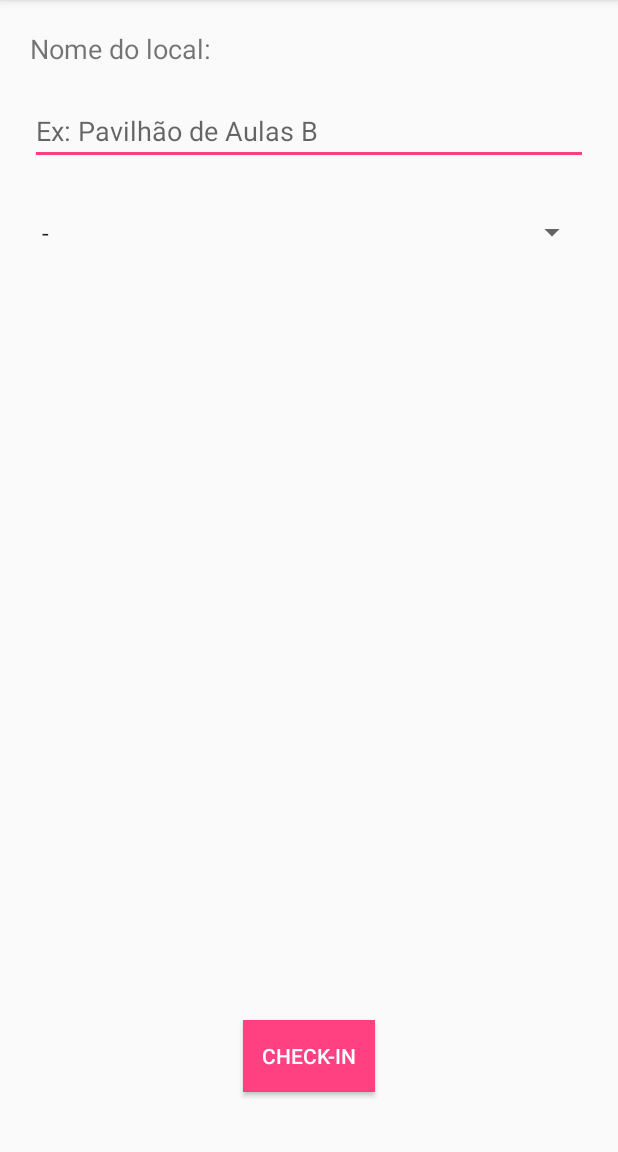
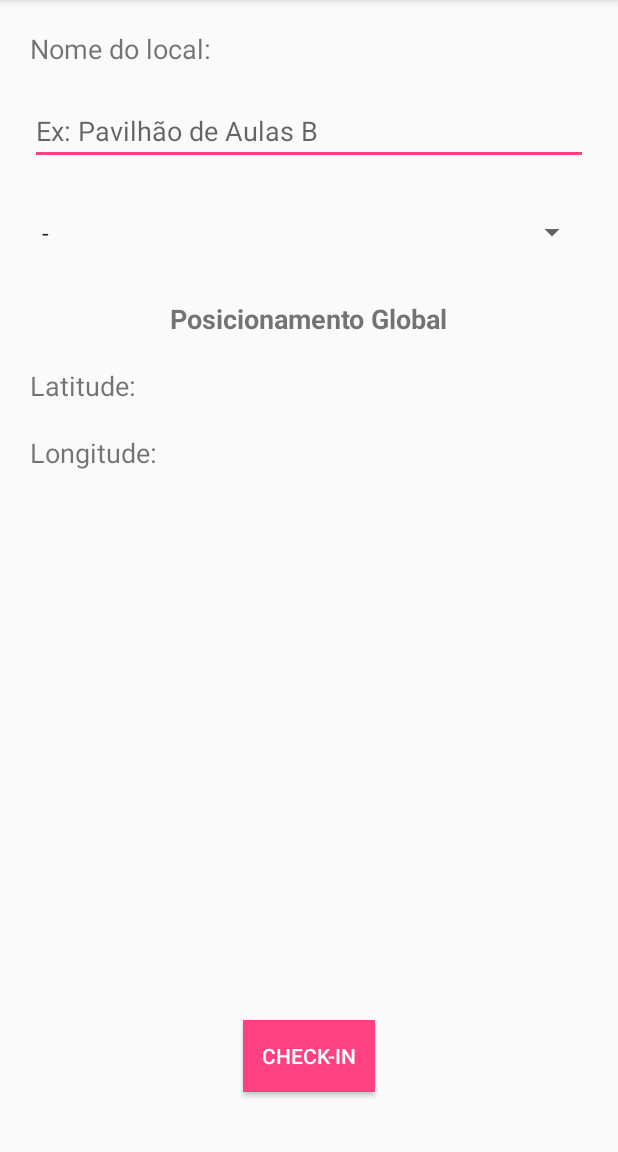
Before and after one commit to Zoard/Minicurso-Android, an Android app: the screen it shows after launch (MainActivity), on a phone screen of 412 x 824 dp, the part 84-1236 px from its top. Run offline under Robolectric (Android 15) with nearby library versions, the phone set to English and light mode, and no system bars.

Commit message:
Parte 9 -Criar um Location Listener que pegar posição do Usuário - Insere novas informações no Model Local, possui agora uma latitude e uma longitude

```diff
--- a/Saeelt/app/build.gradle
+++ b/Saeelt/app/build.gradle
@@ -10,6 +10,7 @@ android {
         versionCode 1
         versionName "1.0"
         testInstrumentationRunner "android.support.test.runner.AndroidJUnitRunner"
+        multiDexEnabled true
     }
     buildTypes {
         release {
@@ -24,7 +25,8 @@ dependencies {
     androidTestCompile('com.android.support.test.espresso:espresso-core:2.2.2', {
         exclude group: 'com.android.support', module: 'support-annotations'
     })
-    compile 'com.android.support:appcompat-v7:25.3.1'
+    compile 'com.android.support:appcompat-v7:25.3.+'
     compile 'com.android.support.constraint:constraint-layout:1.0.2'
+    compile 'com.google.android.gms:play-services:10.2.4'
     testCompile 'junit:junit:4.12'
 }
--- a/Saeelt/app/src/main/java/com/ufv/zoardgeocze/saeelt/LocaisActivity.java
+++ b/Saeelt/app/src/main/java/com/ufv/zoardgeocze/saeelt/LocaisActivity.java
@@ -60,6 +60,5 @@ public class LocaisActivity extends AppCompatActivity {
             }
         });
 
-
     }
 }
--- a/Saeelt/app/src/main/java/com/ufv/zoardgeocze/saeelt/MainActivity.java
+++ b/Saeelt/app/src/main/java/com/ufv/zoardgeocze/saeelt/MainActivity.java
@@ -12,9 +12,11 @@ import android.widget.AdapterView;
 import android.widget.ArrayAdapter;
 import android.widget.EditText;
 import android.widget.Spinner;
+import android.widget.TextView;
 import android.widget.Toast;
 
 import com.ufv.zoardgeocze.saeelt.modelo.Local;
+import com.ufv.zoardgeocze.saeelt.modelo.Localizador;
 
 import java.io.Serializable;
 import java.util.ArrayList;
@@ -35,11 +37,27 @@ public class MainActivity extends AppCompatActivity {
     //Parte 7
     private String categoriaLocal;
 
+    //Parte 9
+    private Localizador localizador;
+    public TextView latitudeTexto;
+    public TextView longitudeTexto;
+
+    private static final int REFRESH = 1;
+
 
     @Override
     protected void onCreate(Bundle savedInstanceState) {
         super.onCreate(savedInstanceState);
         setContentView(R.layout.activity_main);
+
+        //Parte 9
+
+        this.latitudeTexto = (TextView) findViewById(R.id.latitude);
+        this.longitudeTexto = (TextView) findViewById(R.id.longitude);
+
+        //Parte 9
+        refreshLocal();
+        //this.localizador = new Localizador(this,this.latitudeTexto,this.longitudeTexto);
 
         //Parte 2
         this.nomeLocal = (EditText) findViewById(R.id.local_nome);
@@ -69,12 +87,17 @@ public class MainActivity extends AppCompatActivity {
         });
     }
 
+    private void refreshLocal() {
+        this.localizador = new Localizador(this,this.latitudeTexto,this.longitudeTexto);
+    }
+
     //Parte 3 - Criação de um Menu e Item de Menu
     @Override
     public boolean onCreateOptionsMenu(Menu menu) {
         super.onCreateOptionsMenu(menu);
 
         MenuItem item = menu.add(0,LISTA,1,"Lista de Locais");
+        item = menu.add(0,REFRESH,2,"Refresh Posição");
 
         return true;
     }
@@ -100,6 +123,10 @@ public class MainActivity extends AppCompatActivity {
 
                 //Toast.makeText(this,"Clicou para ver a lista de locais", Toast.LENGTH_SHORT).show();
                 break;
+
+            case REFRESH:
+                refreshLocal();
+                break;
         }
 
         return super.onOptionsItemSelected(item);
@@ -108,10 +135,13 @@ public class MainActivity extends AppCompatActivity {
     //Parte 2
     public void checkIn(View view) {
         String local = String.valueOf(this.nomeLocal.getText());
-        if (!local.equals("") && !categoriaLocal.equals("-")) {
+        String latitude = String.valueOf(this.latitudeTexto.getText());
+        String longitude = String.valueOf(this.longitudeTexto.getText());
+
+        if (!local.equals("") && !categoriaLocal.equals("-") && !latitude.equals("") && !longitude.equals("")) {
 
             //Parte 7
-            Local objetoLocal = new Local(local,this.categoriaLocal);
+            Local objetoLocal = new Local(local,this.categoriaLocal,Double.valueOf(latitude),Double.valueOf(longitude));
 
             this.locais.add(objetoLocal);
             Toast.makeText(this, objetoLocal.getNome() + " adicionado!" ,Toast.LENGTH_SHORT).show();
--- a/Saeelt/app/src/main/java/com/ufv/zoardgeocze/saeelt/modelo/Local.java
+++ b/Saeelt/app/src/main/java/com/ufv/zoardgeocze/saeelt/modelo/Local.java
@@ -11,10 +11,14 @@ public class Local implements Serializable {
 
     private String nome;
     private String categoria;
+    private Double latitude;
+    private Double longitude;
 
-    public Local(String nome, String categoria) {
+    public Local(String nome, String categoria, Double latitude, Double longitude) {
         this.nome = nome;
         this.categoria = categoria;
+        this.latitude = latitude;
+        this.longitude = longitude;
     }
 
     public String getNome() {
--- /dev/null
+++ b/Saeelt/app/src/main/java/com/ufv/zoardgeocze/saeelt/modelo/Localizador.java
@@ -0,0 +1,88 @@
+package com.ufv.zoardgeocze.saeelt.modelo;
+
+import android.Manifest;
+import android.content.Context;
+import android.content.pm.PackageManager;
+import android.location.Location;
+import android.location.LocationListener;
+import android.os.Bundle;
+import android.support.annotation.Nullable;
+import android.support.v4.app.ActivityCompat;
+import android.util.Log;
+import android.widget.TextView;
+
+import com.google.android.gms.common.api.GoogleApiClient;
+import com.google.android.gms.location.LocationRequest;
+import com.google.android.gms.location.LocationServices;
+import com.google.android.gms.maps.model.LatLng;
+
+/**
+ * Created by ZoardGeocze on 15/08/2017.
+ */
+
+public class Localizador implements GoogleApiClient.ConnectionCallbacks, com.google.android.gms.location.LocationListener {
+
+
+    private final GoogleApiClient client;
+    private final Context context;
+    private LatLng coordenada;
+
+    private TextView lat;
+    private TextView lng;
+
+    public Localizador(Context context, TextView lat, TextView lng) {
+
+        this.client = new GoogleApiClient.Builder(context)
+                .addApi(LocationServices.API)
+                .addConnectionCallbacks(this)
+                .build();
+
+        this.client.connect();
+
+        this.lat = lat;
+        this.lng = lng;
+
+        this.context = context;
+    }
+
+    public LatLng getCoordenada() {
+        return coordenada;
+    }
+
+    public void setCoordenada(LatLng coordenada) {
+        this.coordenada = coordenada;
+    }
+
+    @Override
+    public void onConnected(@Nullable Bundle bundle) {
+        LocationRequest request = new LocationRequest();
+        request.setSmallestDisplacement(50);
+        request.setInterval(1000);
+        request.setPriority(LocationRequest.PRIORITY_HIGH_ACCURACY);
+
+        if (ActivityCompat.checkSelfPermission(this.context, Manifest.permission.ACCESS_FINE_LOCATION) != PackageManager.PERMISSION_GRANTED && ActivityCompat.checkSelfPermission(this.context, Manifest.permission.ACCESS_COARSE_LOCATION) != PackageManager.PERMISSION_GRANTED) {
+            // TODO: Consider calling
+            //    ActivityCompat#requestPermissions
+            // here to request the missing permissions, and then overriding
+            //   public void onRequestPermissionsResult(int requestCode, String[] permissions,
+            //                                          int[] grantResults)
+            // to handle the case where the user grants the permission. See the documentation
+            // for ActivityCompat#requestPermissions for more details.
+            return;
+        }
+        LocationServices.FusedLocationApi.requestLocationUpdates(client, request, this);
+    }
+
+    @Override
+    public void onConnectionSuspended(int i) {
+
+    }
+
+    @Override
+    public void onLocationChanged(Location location) {
+        this.coordenada = new LatLng(location.getLatitude(), location.getLongitude());
+        this.lat.setText(String.valueOf(location.getLatitude()));
+        this.lng.setText(String.valueOf(location.getLongitude()));
+        Log.i("Location Changed","ENTROU!");
+    }
+}
--- a/Saeelt/app/src/main/res/layout/activity_main.xml
+++ b/Saeelt/app/src/main/res/layout/activity_main.xml
@@ -33,6 +33,55 @@
         android:layout_margin="20dp">
     </Spinner>
 
+    <TextView
+        android:id="@+id/posicao_titulo"
+        android:layout_width="wrap_content"
+        android:layout_height="wrap_content"
+        android:layout_below="@+id/categoria_spinner"
+        android:layout_centerHorizontal="true"
+        android:text="Posicionamento Global"
+        android:textStyle="bold"
+        android:textSize="18sp"
+        android:layout_marginBottom="20dp"/>
+
+    <TextView
+        android:id="@+id/lat_titulo"
+        android:layout_width="wrap_content"
+        android:layout_height="wrap_content"
+        android:layout_below="@+id/posicao_titulo"
+        android:text="Latitude:"
+        android:layout_marginRight="30dp"
+        android:layout_marginBottom="20dp"
+        android:layout_marginLeft="20dp"
+        android:textSize="18sp"/>
+
+    <TextView
+        android:id="@+id/latitude"
+        android:layout_width="wrap_content"
+        android:layout_height="wrap_content"
+        android:layout_alignBaseline="@+id/lat_titulo"
+        android:layout_toRightOf="@+id/lat_titulo"
+        android:textSize="18sp"/>
+
+    <TextView
+        android:id="@+id/lng_titulo"
+        android:layout_width="wrap_content"
+        android:layout_height="wrap_content"
+        android:text="Longitude: "
+        android:layout_below="@+id/lat_titulo"
+        android:layout_marginRight="17dp"
+        android:layout_marginBottom="50dp"
+        android:layout_marginLeft="20dp"
+        android:textSize="18sp"/>
+
+    <TextView
+        android:id="@+id/longitude"
+        android:layout_width="wrap_content"
+        android:layout_height="wrap_content"
+        android:layout_alignBaseline="@+id/lng_titulo"
+        android:layout_toRightOf="@+id/lng_titulo"
+        android:textSize="18sp"/>
+
     <Button
         android:id="@+id/checkin_botao"
         android:text="Check-in"
```
Also changed, not shown: Saeelt/app/src/main/AndroidManifest.xml (+9 -2 lines).
